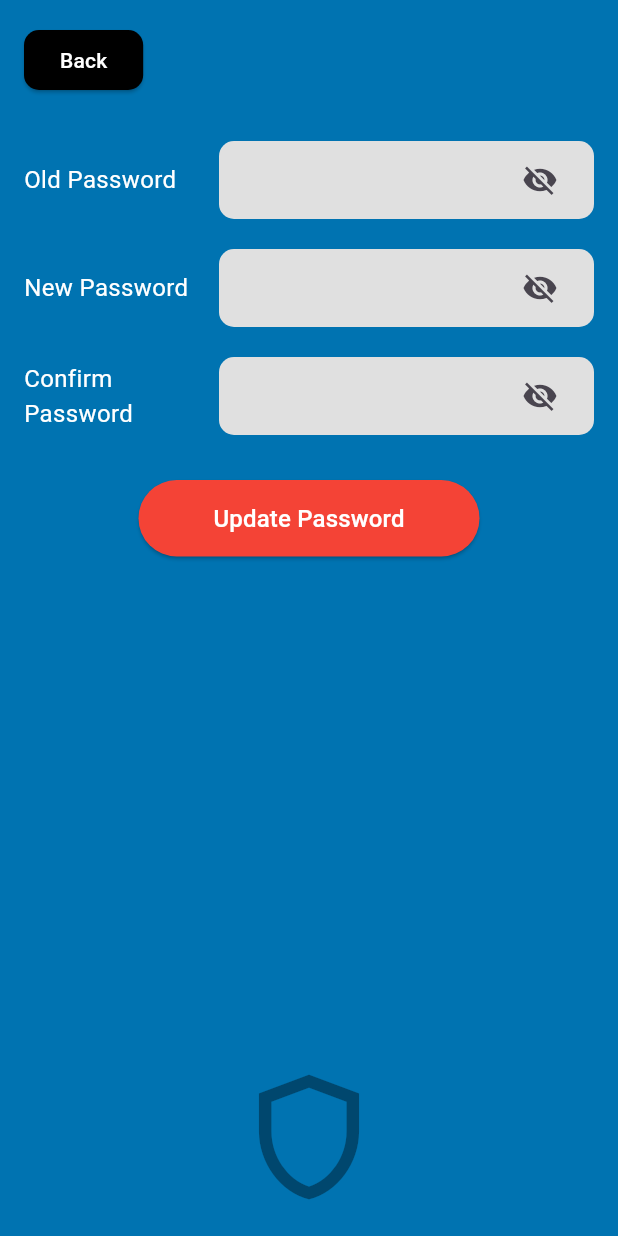
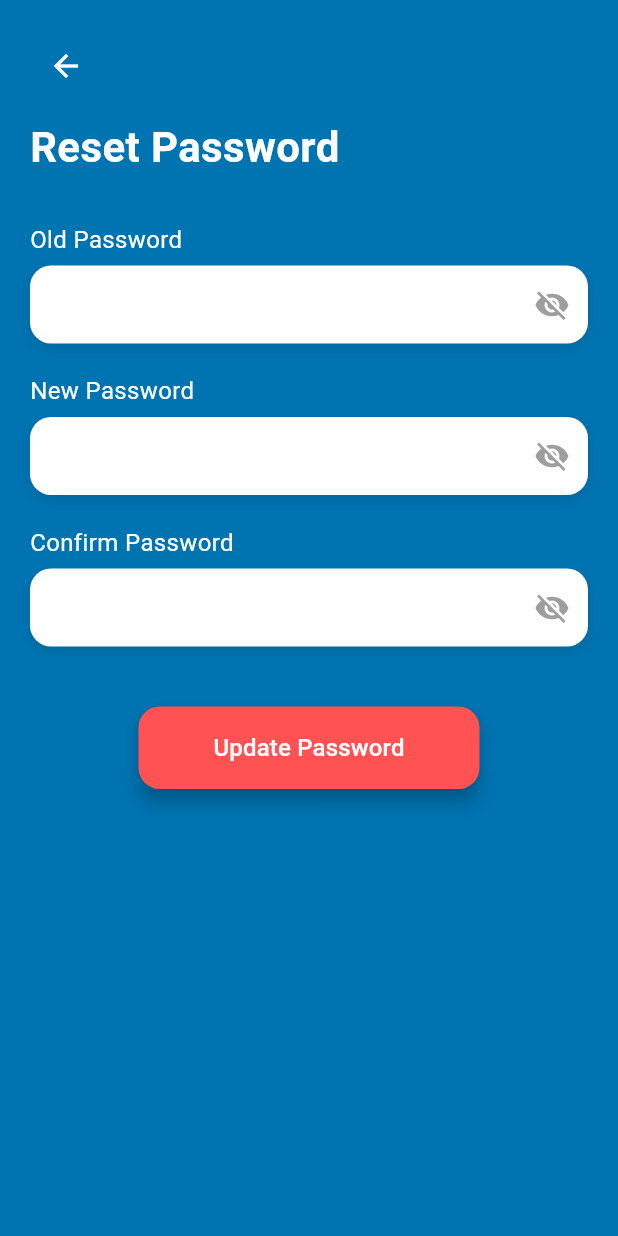
Before and after one commit to SyahmiAmsyar/MATA, a Flutter app: the ResetPasswordPage screen opened directly, on a phone screen of 412 x 824 dp. Run offline on Flutter 3.47's test engine with Material 3 defaults, Android fonts, the phone set to English and light mode, and no system bars; our stand-ins replace battery_plus, cloud_firestore, firebase_auth, firebase_core, firebase_database, font_awesome_flutter and 4 more; accounts and stored records are empty.

Commit message:
Update reset_password_page.dart

```diff
--- a/lib/reset_password_page.dart
+++ b/lib/reset_password_page.dart
@@ -1,6 +1,5 @@
 import 'package:flutter/material.dart';
 import 'package:firebase_auth/firebase_auth.dart';
-import 'package:cloud_firestore/cloud_firestore.dart';
 
 class ResetPasswordPage extends StatefulWidget {
   const ResetPasswordPage({super.key});
@@ -14,179 +13,262 @@ class _ResetPasswordPageState extends State<ResetPasswordPage> {
   final TextEditingController _newPasswordController = TextEditingController();
   final TextEditingController _confirmPasswordController = TextEditingController();
 
-  // 👁️ state for toggling password visibility
   bool _obscureOld = true;
   bool _obscureNew = true;
   bool _obscureConfirm = true;
+  bool _isLoading = false;
+
+  String _passwordStrength = "";
+
+  /// 🔑 Password strength evaluator
+  void _checkPasswordStrength(String password) {
+    if (password.isEmpty) {
+      setState(() => _passwordStrength = "");
+      return;
+    }
+
+    final strongRegex =
+    RegExp(r'^(?=.*[A-Z])(?=.*[a-z])(?=.*\d)(?=.*[!@#\$&*~]).{8,}$');
+    final mediumRegex = RegExp(r'^(?=.*[A-Za-z])(?=.*\d).{6,}$');
+
+    if (strongRegex.hasMatch(password)) {
+      setState(() => _passwordStrength = "Strong");
+    } else if (mediumRegex.hasMatch(password)) {
+      setState(() => _passwordStrength = "Medium");
+    } else {
+      setState(() => _passwordStrength = "Weak");
+    }
+  }
 
   Future<void> _updatePassword() async {
-    String oldPassword = _oldPasswordController.text.trim();
-    String newPassword = _newPasswordController.text.trim();
-    String confirmPassword = _confirmPasswordController.text.trim();
+    final oldPassword = _oldPasswordController.text.trim();
+    final newPassword = _newPasswordController.text.trim();
+    final confirmPassword = _confirmPasswordController.text.trim();
 
     if (oldPassword.isEmpty || newPassword.isEmpty || confirmPassword.isEmpty) {
-      ScaffoldMessenger.of(context)
-          .showSnackBar(const SnackBar(content: Text('Please fill all fields')));
+      ScaffoldMessenger.of(context).showSnackBar(
+        const SnackBar(content: Text('⚠️ Please fill all fields')),
+      );
       return;
     }
 
     if (newPassword != confirmPassword) {
-      ScaffoldMessenger.of(context)
-          .showSnackBar(const SnackBar(content: Text('Passwords do not match')));
+      ScaffoldMessenger.of(context).showSnackBar(
+        const SnackBar(content: Text('❌ Passwords do not match')),
+      );
+      return;
+    }
+
+    if (_passwordStrength != "Strong") {
+      ScaffoldMessenger.of(context).showSnackBar(
+        const SnackBar(
+          content: Text(
+              '⚠️ Weak password. Use at least 8 chars, upper, lower, number & special char.'),
+        ),
+      );
       return;
     }
 
     try {
-      User? user = FirebaseAuth.instance.currentUser;
+      setState(() => _isLoading = true);
+
+      final user = FirebaseAuth.instance.currentUser;
 
       if (user != null && user.email != null) {
-        // ✅ Step 1: Re-authenticate user with old password
-        AuthCredential credential = EmailAuthProvider.credential(
+        final credential = EmailAuthProvider.credential(
           email: user.email!,
           password: oldPassword,
         );
         await user.reauthenticateWithCredential(credential);
-
-        // ✅ Step 2: Update password in Firebase Auth
         await user.updatePassword(newPassword);
 
-        // ⚠️ Optional (not recommended in production)
-        await FirebaseFirestore.instance
-            .collection('users')
-            .doc(user.uid)
-            .update({"password": newPassword});
-
+        if (!mounted) return;
         ScaffoldMessenger.of(context).showSnackBar(
-          const SnackBar(content: Text('Password Updated Successfully')),
+          const SnackBar(content: Text('✅ Password updated successfully')),
         );
-
-        Navigator.pop(context); // Go back to ProfilePage
+        Navigator.pop(context);
       }
     } on FirebaseAuthException catch (e) {
-      ScaffoldMessenger.of(context)
-          .showSnackBar(SnackBar(content: Text("Error: ${e.message}")));
+      ScaffoldMessenger.of(context).showSnackBar(
+        SnackBar(content: Text("⚠️ ${e.message}")),
+      );
     } catch (e) {
-      ScaffoldMessenger.of(context)
-          .showSnackBar(SnackBar(content: Text("Unexpected error: $e")));
+      ScaffoldMessenger.of(context).showSnackBar(
+        SnackBar(content: Text("Unexpected error: $e")),
+      );
+    } finally {
+      if (mounted) setState(() => _isLoading = false);
     }
   }
 
   @override
   Widget build(BuildContext context) {
     return Scaffold(
-      backgroundColor: const Color(0xFF0073B1),
-      body: SafeArea(
-        child: Padding(
-          padding: const EdgeInsets.all(16.0),
-          child: Column(
-            children: [
-              Align(
-                alignment: Alignment.topLeft,
-                child: ElevatedButton(
-                  onPressed: () {
-                    Navigator.pop(context); // Back to Profile Page
-                  },
-                  style: ElevatedButton.styleFrom(
-                    backgroundColor: Colors.black,
-                    shape: RoundedRectangleBorder(
-                      borderRadius: BorderRadius.circular(10),
+      body: Container(
+        decoration: const BoxDecoration(
+          gradient: LinearGradient(
+            colors: [Color(0xFF0073B1), Color(0xFF0073B1)],
+            begin: Alignment.topCenter,
+            end: Alignment.bottomCenter,
           ),
         ),
-                  child: const Text(
-                    'Back',
-                    style: TextStyle(color: Colors.white),
+        child: SafeArea(
+          child: Padding(
+            padding: const EdgeInsets.all(20),
+            child: Column(
+              crossAxisAlignment: CrossAxisAlignment.start,
+              children: [
+                IconButton(
+                  icon: const Icon(Icons.arrow_back, color: Colors.white),
+                  onPressed: () => Navigator.pop(context),
                 ),
+                const SizedBox(height: 10),
+                const Text(
+                  "Reset Password",
+                  style: TextStyle(
+                    color: Colors.white,
+                    fontSize: 28,
+                    fontWeight: FontWeight.bold,
                   ),
                 ),
                 const SizedBox(height: 30),
 
-              // ✅ Password fields with toggle
+                // Old Password
                 _buildPasswordField(
-                'Old Password',
-                _oldPasswordController,
-                _obscureOld,
-                    () => setState(() => _obscureOld = !_obscureOld),
+                  label: "Old Password",
+                  controller: _oldPasswordController,
+                  obscureText: _obscureOld,
+                  toggleVisibility: () =>
+                      setState(() => _obscureOld = !_obscureOld),
                 ),
                 const SizedBox(height: 20),
 
+                // New Password + Strength
                 _buildPasswordField(
-                'New Password',
-                _newPasswordController,
-                _obscureNew,
-                    () => setState(() => _obscureNew = !_obscureNew),
+                  label: "New Password",
+                  controller: _newPasswordController,
+                  obscureText: _obscureNew,
+                  toggleVisibility: () =>
+                      setState(() => _obscureNew = !_obscureNew),
+                  onChanged: _checkPasswordStrength,
+                ),
+                if (_passwordStrength.isNotEmpty)
+                  Padding(
+                    padding: const EdgeInsets.only(top: 6, left: 4),
+                    child: Row(
+                      children: [
+                        const Text(
+                          "Strength: ",
+                          style: TextStyle(fontSize: 14, color: Colors.white70),
+                        ),
+                        Text(
+                          _passwordStrength,
+                          style: TextStyle(
+                            fontSize: 14,
+                            fontWeight: FontWeight.bold,
+                            color: _passwordStrength == "Strong"
+                                ? Colors.green
+                                : _passwordStrength == "Medium"
+                                ? Colors.orange
+                                : Colors.red,
+                          ),
+                        ),
+                      ],
+                    ),
                   ),
                 const SizedBox(height: 20),
 
+                // Confirm Password
                 _buildPasswordField(
-                'Confirm Password',
-                _confirmPasswordController,
-                _obscureConfirm,
-                    () => setState(() => _obscureConfirm = !_obscureConfirm),
+                  label: "Confirm Password",
+                  controller: _confirmPasswordController,
+                  obscureText: _obscureConfirm,
+                  toggleVisibility: () =>
+                      setState(() => _obscureConfirm = !_obscureConfirm),
                 ),
-              const SizedBox(height: 30),
+                const SizedBox(height: 40),
 
-              ElevatedButton(
-                onPressed: _updatePassword,
+                // Update Button
+                Center(
+                  child: ElevatedButton(
+                    onPressed: _isLoading ? null : _updatePassword,
                     style: ElevatedButton.styleFrom(
-                  backgroundColor: Colors.red,
+                      backgroundColor: Colors.redAccent,
                       padding: const EdgeInsets.symmetric(
                         horizontal: 50,
-                    vertical: 14,
+                        vertical: 16,
                       ),
+                      shape: RoundedRectangleBorder(
+                        borderRadius: BorderRadius.circular(14),
                       ),
-                child: const Text(
-                  'Update Password',
-                  style: TextStyle(color: Colors.white, fontSize: 16),
+                      elevation: 5,
+                    ),
+                    child: _isLoading
+                        ? const SizedBox(
+                      width: 22,
+                      height: 22,
+                      child: CircularProgressIndicator(
+                        strokeWidth: 2,
+                        color: Colors.white,
+                      ),
+                    )
+                        : const Text(
+                      "Update Password",
+                      style: TextStyle(fontSize: 16, color: Colors.white),
+                    ),
                   ),
                 ),
 
-              const Spacer(),
-              const Icon(
-                Icons.shield_outlined,
-                size: 100,
-                color: Colors.black38,
+                // Adjust bottom spacing
+                const SizedBox(height: 20),
+              ],
             ),
-            ],
           ),
         ),
       ),
     );
   }
 
-  // 🔑 Reusable field with show/hide toggle
-  Widget _buildPasswordField(
-      String label,
-      TextEditingController controller,
-      bool obscureText,
-      VoidCallback toggleVisibility,
-      ) {
-    return Row(
+  Widget _buildPasswordField({
+    required String label,
+    required TextEditingController controller,
+    required bool obscureText,
+    required VoidCallback toggleVisibility,
+    void Function(String)? onChanged,
+  }) {
+    return Column(
+      crossAxisAlignment: CrossAxisAlignment.start,
       children: [
-        SizedBox(
-          width: 130,
-          child: Text(
-            label,
-            style: const TextStyle(color: Colors.white, fontSize: 16),
+        Text(label,
+            style: const TextStyle(color: Colors.white, fontSize: 16)),
+        const SizedBox(height: 6),
+        Container(
+          decoration: BoxDecoration(
+            color: Colors.white,
+            borderRadius: BorderRadius.circular(14),
+            boxShadow: [
+              BoxShadow(
+                color: Colors.black.withOpacity(0.1),
+                blurRadius: 6,
+                offset: const Offset(0, 3),
               ),
-        ),
-        Expanded(
-          child: Container(
-            padding: const EdgeInsets.symmetric(horizontal: 12, vertical: 2),
-            decoration: BoxDecoration(
-              color: Colors.grey[300],
-              borderRadius: BorderRadius.circular(10),
+            ],
           ),
           child: TextField(
             controller: controller,
             obscureText: obscureText,
+            onChanged: onChanged,
+            style: const TextStyle(color: Colors.black),
             decoration: InputDecoration(
+              contentPadding:
+              const EdgeInsets.symmetric(horizontal: 12, vertical: 14),
               border: InputBorder.none,
               suffixIcon: IconButton(
                 icon: Icon(
                   obscureText ? Icons.visibility_off : Icons.visibility,
+                  color: Colors.grey,
                 ),
                 onPressed: toggleVisibility,
-                ),
               ),
             ),
           ),
```
Lines whose indentation alone changed are shown as unchanged.
